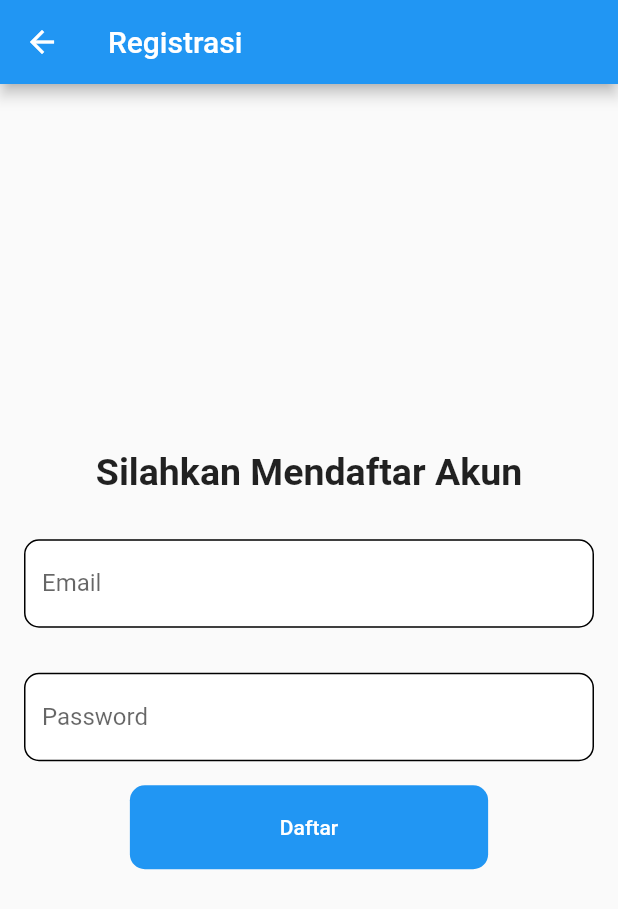
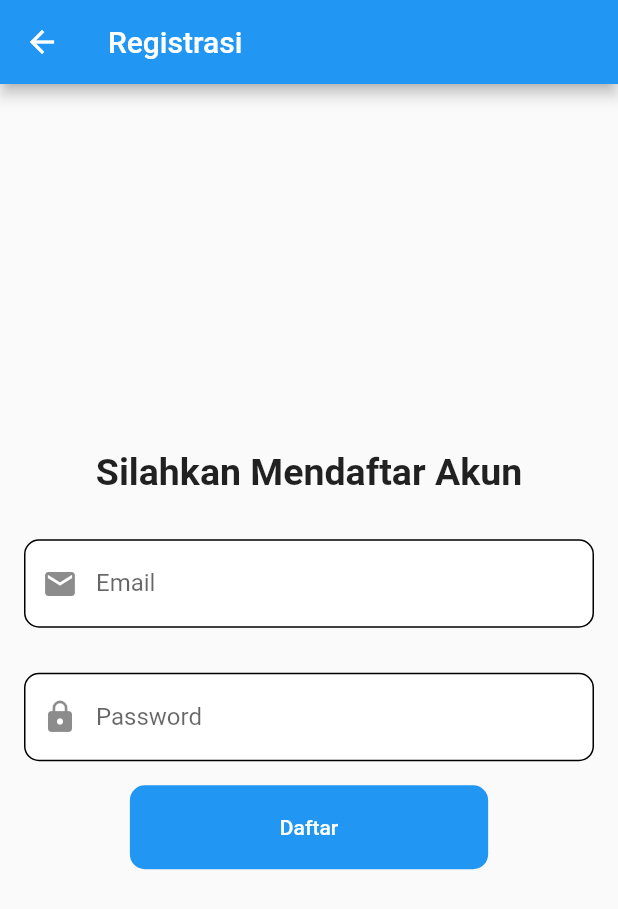
Before and after one commit to Aldiansyah03/Nebenk, a Flutter app: the screen it shows after launch, after a tap on "Get Started", after a tap on "Register", on a phone screen of 412 x 824 dp. Shown: the top 909 px of the screen. Run offline on Flutter 3.47's test engine with Material 2 defaults, Android fonts, the phone set to English and light mode, and no system bars; our stand-ins replace firebase_auth, firebase_core, flutter_map; missing offline and left inert: latlng; accounts and stored records are empty.

Commit message:
memperbaiki tampilan login dan register

```diff
--- a/lib/Pages/LoginScreen.dart
+++ b/lib/Pages/LoginScreen.dart
@@ -20,7 +20,8 @@ class _LoginPageState extends State<LoginPage> {
         email: emailController.text,
         password: passwordController.text,
       );
-    Navigator.pushReplacement(context, MaterialPageRoute(builder: (context) => HomePage()));
+      Navigator.pushReplacement(
+          context, MaterialPageRoute(builder: (context) => HomePage()));
     } on FirebaseAuthException catch (e) {
       if (e.code == 'user-not-found') {
         // Email tidak ditemukan, berikan pesan kesalahan
@@ -47,10 +48,29 @@ class _LoginPageState extends State<LoginPage> {
           child: Column(
             mainAxisAlignment: MainAxisAlignment.center,
             children: <Widget>[
+              Column(
+                crossAxisAlignment: CrossAxisAlignment.center,
+                children: [
+                  Text(
+                    "Silahkan Login Untuk Melanjutkan",
+                    style: TextStyle(
+                        fontSize: 25,
+                        fontWeight: FontWeight.bold,
+                        color: Colors.black),
+                  ),
+                ],
+              ),
+              SizedBox(height: 30),
               TextField(
                 controller: emailController,
                 decoration: InputDecoration(
                   labelText: 'Email',
+                  hintText: 'Masukkan email',
+                  filled: true,
+                  fillColor: Colors.white,
+                  enabledBorder: OutlineInputBorder(
+                    borderRadius: BorderRadius.circular(10),
+                  ),
                   prefixIcon: Icon(Icons.email),
                 ),
               ),
@@ -59,6 +79,12 @@ class _LoginPageState extends State<LoginPage> {
                 controller: passwordController,
                 decoration: InputDecoration(
                   labelText: 'Password',
+                  hintText: "Masukkan password",
+                  filled: true,
+                  fillColor: Colors.white,
+                  enabledBorder: OutlineInputBorder(
+                    borderRadius: BorderRadius.circular(10),
+                  ),
                   prefixIcon: Icon(Icons.lock),
                 ),
                 obscureText: true,
@@ -68,9 +94,7 @@ class _LoginPageState extends State<LoginPage> {
                 onPressed: () {
                   submit(context);
 
-
                   // Setelah login berhasil, navigasikan ke halaman utama
-
                 },
                 child: Text('Login'),
               ),
@@ -78,9 +102,11 @@ class _LoginPageState extends State<LoginPage> {
               TextButton(
                 onPressed: () {
                   // Navigasi ke halaman pendaftaran (Register)
-                  Navigator.push(context, MaterialPageRoute(builder: (context) => RegistrationPage()));
+                  Navigator.push(
+                      context,
+                      MaterialPageRoute(
+                          builder: (context) => RegistrationPage()));
                 },
-
                 child: Text('Register'),
               ),
               TextButton(
--- a/lib/Pages/register.dart
+++ b/lib/Pages/register.dart
@@ -15,16 +15,16 @@ class _RegistrationPageState extends State<RegistrationPage> {
   Future<void> _registerUser() async {
     if (_formKey.currentState!.validate()) {
       try {
-        UserCredential userCredential = await FirebaseAuth.instance
-            .createUserWithEmailAndPassword(
-              email: _emailController.text.trim(),
-              password: _passwordController.text.trim(),
-            );
+        UserCredential userCredential =
+            await FirebaseAuth.instance.createUserWithEmailAndPassword(
+          email: _emailController.text.trim(),
+          password: _passwordController.text.trim(),
+        );
         print("SUKSES");
 
         // Navigasi ke halaman masuk setelah pendaftaran berhasil.
-        Navigator.pushReplacement(context,
-            MaterialPageRoute(builder: (context) => LoginPage()));
+        Navigator.pushReplacement(
+            context, MaterialPageRoute(builder: (context) => LoginPage()));
       } on FirebaseAuthException catch (e) {
         if (e.code == 'email-already-in-use') {
           // Menampilkan pesan kesalahan jika email sudah terdaftar.
@@ -32,15 +32,15 @@ class _RegistrationPageState extends State<RegistrationPage> {
             context: context,
             builder: (context) {
               return AlertDialog(
-                title: Text('Akun sudah ada'),
-                content: Text(
-                  'Email ini sudah terdaftar. Silakan gunakan email lain atau masuk dengan email ini.'),
+                title: const Text('Akun sudah ada'),
+                content: const Text(
+                    'Email ini sudah terdaftar. Silakan gunakan email lain atau masuk dengan email ini.'),
                 actions: [
                   TextButton(
                     onPressed: () {
                       Navigator.pop(context);
                     },
-                    child: Text('Tutup'),
+                    child: const Text('Tutup'),
                   ),
                 ],
               );
@@ -61,7 +61,7 @@ class _RegistrationPageState extends State<RegistrationPage> {
   Widget build(BuildContext context) {
     return Scaffold(
       appBar: AppBar(
-        title: Text('Registrasi'),
+        title: const Text('Registrasi'),
       ),
       body: Padding(
         padding: const EdgeInsets.all(16.0),
@@ -70,14 +70,14 @@ class _RegistrationPageState extends State<RegistrationPage> {
           child: Column(
             mainAxisAlignment: MainAxisAlignment.center,
             children: [
-              Text(
+              const Text(
                 'Silahkan Mendaftar Akun',
                 style: TextStyle(
                   fontSize: 25,
                   fontWeight: FontWeight.bold,
                 ),
               ),
-              SizedBox(height: 30),
+              const SizedBox(height: 30),
               TextFormField(
                 controller: _emailController,
                 validator: (value) {
@@ -94,9 +94,10 @@ class _RegistrationPageState extends State<RegistrationPage> {
                   enabledBorder: OutlineInputBorder(
                     borderRadius: BorderRadius.circular(10),
                   ),
+                  prefixIcon: const Icon(Icons.email),
                 ),
               ),
-              SizedBox(height: 30),
+              const SizedBox(height: 30),
               TextFormField(
                 controller: _passwordController,
                 obscureText: true,
@@ -114,9 +115,10 @@ class _RegistrationPageState extends State<RegistrationPage> {
                   enabledBorder: OutlineInputBorder(
                     borderRadius: BorderRadius.circular(10),
                   ),
+                  prefixIcon: const Icon(Icons.lock),
                 ),
               ),
-              SizedBox(height: 16.0),
+              const SizedBox(height: 16.0),
               ElevatedButton(
                 onPressed: _registerUser,
                 style: ElevatedButton.styleFrom(
@@ -124,9 +126,10 @@ class _RegistrationPageState extends State<RegistrationPage> {
                     borderRadius: BorderRadius.circular(10.0),
                   ),
                   elevation: 0,
-                  padding: const EdgeInsets.symmetric(vertical: 20, horizontal: 100),
+                  padding:
+                      const EdgeInsets.symmetric(vertical: 20, horizontal: 100),
                 ),
-                child: Text('Daftar'),
+                child: const Text('Daftar'),
               ),
             ],
           ),
```
Lines whose indentation alone changed are shown as unchanged.
